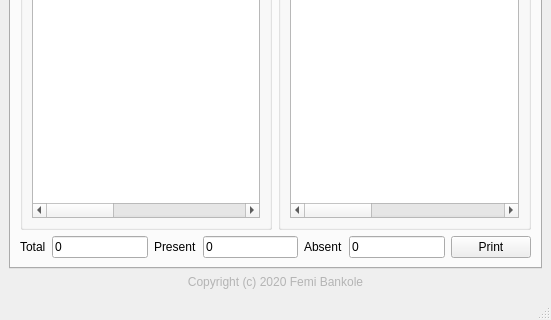
Qt form ui/xrecog.ui (iTranscend/xRecog) before a commit; both pictures show x 0 to 551 and y 253 to 573 of the 551 by 573 pixel window.
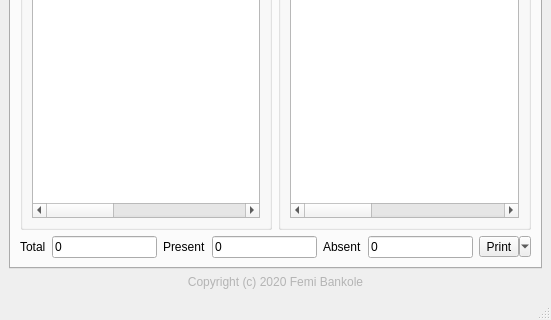
The same form after that commit. Icons and pictures are not drawn.

Commit message: Replace printButton with toolButton

```diff
--- a/ui/xrecog.ui
+++ b/ui/xrecog.ui
@@ -291,7 +291,7 @@
            </layout>
           </item>
           <item>
-           <widget class="QPushButton" name="printButton">
+           <widget class="QToolButton" name="printToolButton">
             <property name="text">
              <string>Print</string>
             </property>
@@ -299,6 +299,12 @@
              <iconset theme="document-print">
               <normaloff>.</normaloff>.</iconset>
             </property>
+            <property name="popupMode">
+             <enum>QToolButton::MenuButtonPopup</enum>
+            </property>
+            <property name="toolButtonStyle">
+             <enum>Qt::ToolButtonTextBesideIcon</enum>
+            </property>
            </widget>
           </item>
          </layout>
```
Left out of the diff: 2 changed lines with no effect on the pictures.
